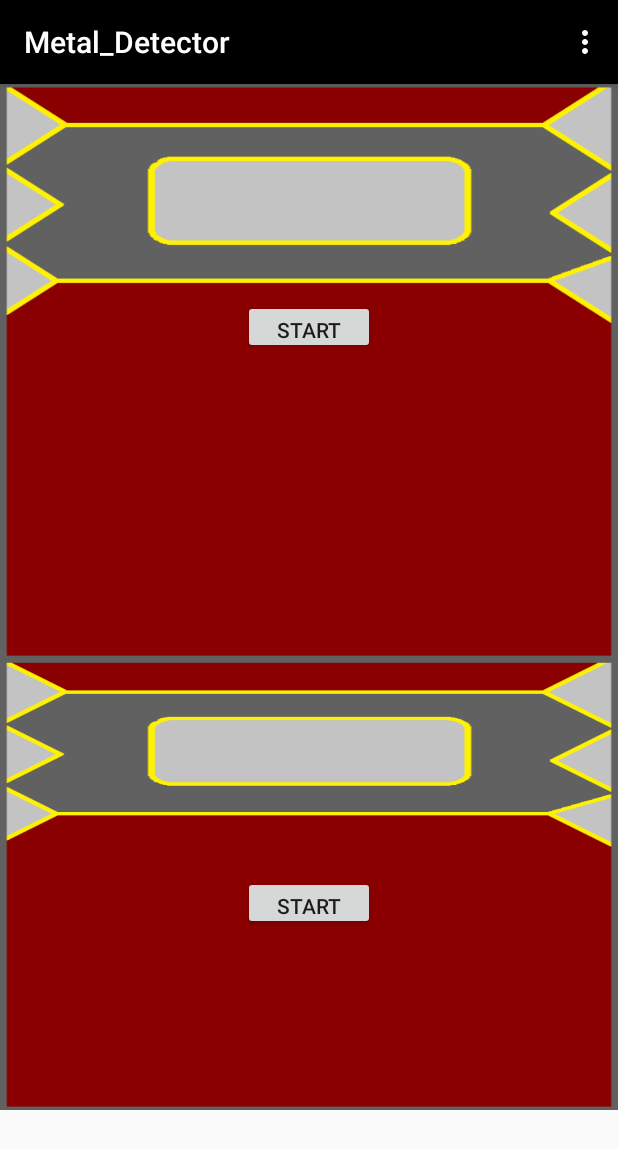
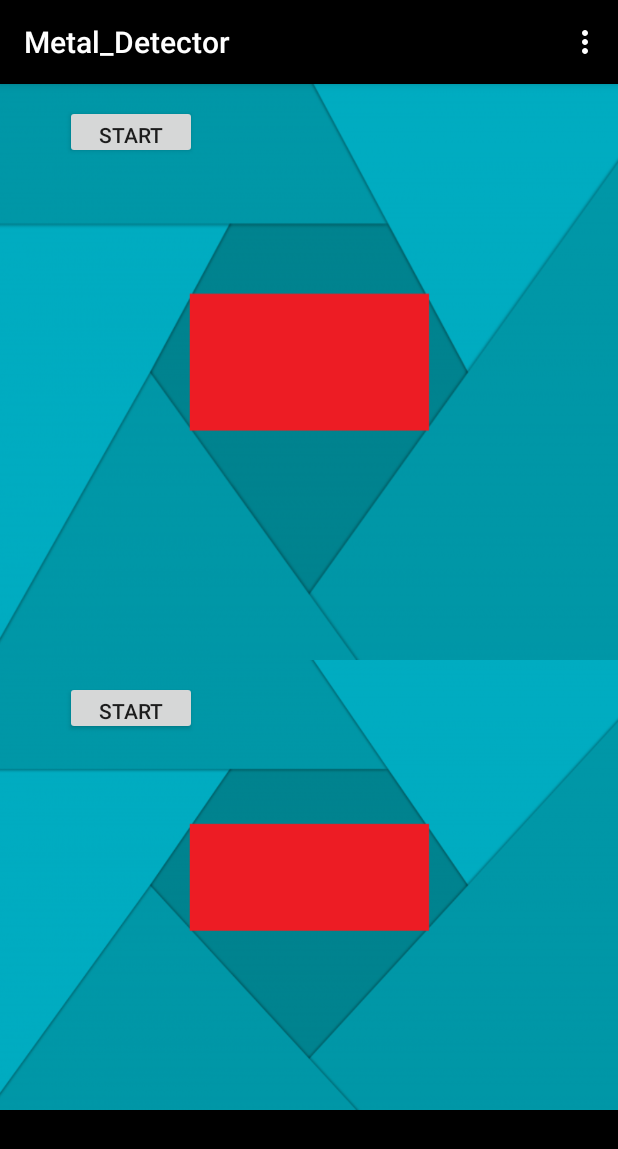
Before and after one commit to Ciravolo/Metal_Detector, an Android app: the fragment MesureFragment placed in its activity, on a phone screen of 412 x 824 dp. Shown: the top 1149 px of the screen. Run offline under Robolectric (Android 15) with nearby library versions, the phone set to English and light mode, and no system bars; libraries missing offline, so code that uses them is left out: com.github.mikephil.charting; plain views replace LineChart; 1 statement that could not run was skipped.

Commit message:
Rimossa la modalità landscape, modificato il background del frame 1

```diff
--- a/app/src/main/AndroidManifest.xml
+++ b/app/src/main/AndroidManifest.xml
@@ -11,6 +11,7 @@
         android:theme="@style/AppTheme">
         <activity
             android:name=".MainActivity"
+            android:screenOrientation="portrait"
             android:label="@string/app_name"
             android:theme="@style/AppTheme.NoActionBar">
             <intent-filter>
--- a/app/src/main/java/it/unipi/iet/metal_detector/MainActivity.java
+++ b/app/src/main/java/it/unipi/iet/metal_detector/MainActivity.java
@@ -1,7 +1,6 @@
 package it.unipi.iet.metal_detector;
 
 import android.content.Context;
-import android.content.res.Configuration;
 import android.hardware.Sensor;
 import android.hardware.SensorEvent;
 import android.hardware.SensorEventListener;
@@ -15,7 +14,6 @@ import android.view.MenuItem;
 import android.view.View;
 import android.widget.Button;
 import android.widget.TextView;
-
 
 import com.github.mikephil.charting.charts.LineChart;
 import com.github.mikephil.charting.data.Entry;
@@ -75,20 +73,6 @@ public class MainActivity extends AppCompatActivity implements SensorEventListen
         time = 0;
         v = (Vibrator) getSystemService(Context.VIBRATOR_SERVICE);
     }
-
-   /* @Override
-    public void onConfigurationChanged(Configuration newConfig) {
-        super.onConfigurationChanged(newConfig);
-
-        //int orientation = this.getResources().getConfiguration().orientation;
-
-        if (newConfig.orientation == Configuration.ORIENTATION_PORTRAIT) {
-            setContentView(R.layout.activity_main);
-        } else if (newConfig.orientation == Configuration.ORIENTATION_LANDSCAPE) {
-            setContentView(R.layout.activity_main);
-        }
-
-    } */
 
     @Override
     public boolean onCreateOptionsMenu(Menu menu) {
--- a/app/src/main/res/layout-land/activity_main.xml
+++ /dev/null
@@ -1,43 +0,0 @@
-<RelativeLayout xmlns:android="http://schemas.android.com/apk/res/android"
-    xmlns:app="http://schemas.android.com/apk/res-auto"
-    android:orientation="horizontal"
-    android:layout_width="match_parent"
-    android:layout_height="match_parent">
-
-    <android.support.design.widget.AppBarLayout
-        android:layout_width="match_parent"
-        android:layout_height="wrap_content"
-        android:layout_alignParentStart="true"
-        android:layout_alignParentTop="true"
-        android:theme="@style/AppTheme.AppBarOverlay"
-        android:visibility="visible">
-
-        <android.support.v7.widget.Toolbar
-            android:id="@+id/toolbar"
-            android:layout_width="match_parent"
-            android:layout_height="?attr/actionBarSize"
-            android:background="@android:color/background_dark"
-            android:backgroundTint="@android:color/background_dark"
-            android:visibility="visible"
-            app:popupTheme="@style/AppTheme.PopupOverlay" />
-    </android.support.design.widget.AppBarLayout>
-
-    <fragment
-        android:id="@+id/index2"
-        class="it.unipi.iet.smp.smpfragment.MesureFragment"
-        android:layout_width="297dp"
-        android:layout_height="289dp"
-        android:layout_alignParentBottom="true"
-        android:layout_alignParentStart="true"
-        android:layout_weight="1" />
-
-    <fragment
-        android:id="@+id/chart2"
-        class="it.unipi.iet.smp.smpfragment.ChartFragment"
-        android:layout_width="295dp"
-        android:layout_height="260dp"
-        android:layout_alignParentEnd="true"
-        android:layout_alignParentTop="true"
-        android:layout_marginTop="51dp"
-        android:layout_weight="1" />
-</RelativeLayout>
--- a/app/src/main/res/layout/activity_main.xml
+++ b/app/src/main/res/layout/activity_main.xml
@@ -1,8 +1,9 @@
 <LinearLayout xmlns:android="http://schemas.android.com/apk/res/android"
     xmlns:app="http://schemas.android.com/apk/res-auto"
-    android:orientation="vertical"
     android:layout_width="match_parent"
-    android:layout_height="match_parent">
+    android:layout_height="match_parent"
+    android:background="@color/colorMesure"
+    android:orientation="vertical">
 
     <android.support.design.widget.AppBarLayout
         android:layout_width="match_parent"
@@ -19,17 +20,20 @@
             android:background="@android:color/background_dark"
             android:backgroundTint="@android:color/background_dark"
             android:visibility="visible"
-            app:popupTheme="@style/AppTheme.PopupOverlay"/>
-        </android.support.design.widget.AppBarLayout>
+            app:popupTheme="@style/AppTheme.PopupOverlay" />
+    </android.support.design.widget.AppBarLayout>
 
-    <fragment class="it.unipi.iet.smp.smpfragment.MesureFragment"
+    <fragment
         android:id="@+id/index"
-        android:layout_weight="1"
+        class="it.unipi.iet.smp.smpfragment.MesureFragment"
         android:layout_width="match_parent"
-        android:layout_height="match_parent" />
-    <fragment class="it.unipi.iet.smp.smpfragment.ChartFragment"
+        android:layout_height="match_parent"
+        android:layout_weight="1" />
+
+    <fragment
         android:id="@+id/chart"
-        android:layout_weight="1"
+        class="it.unipi.iet.smp.smpfragment.ChartFragment"
         android:layout_width="match_parent"
-        android:layout_height="match_parent" />
+        android:layout_height="match_parent"
+        android:layout_weight="1" />
 </LinearLayout>
--- a/app/src/main/res/layout/mesure_fragment.xml
+++ b/app/src/main/res/layout/mesure_fragment.xml
@@ -11,9 +11,10 @@
         android:id="@+id/button"
         android:layout_width="wrap_content"
         android:layout_height="36dp"
+        android:layout_alignParentStart="true"
         android:layout_alignParentTop="true"
-        android:layout_centerHorizontal="true"
-        android:layout_marginTop="144dp"
+        android:layout_marginStart="43dp"
+        android:layout_marginTop="14dp"
         android:text="Start" />
 
     <TextView
@@ -23,6 +24,6 @@
         android:layout_height="wrap_content"
         android:layout_alignParentTop="true"
         android:layout_centerHorizontal="true"
-        android:layout_marginTop="36dp"
+        android:layout_marginTop="122dp"
         android:text="" />
 </RelativeLayout>
```
Also changed, not shown: app/src/main/res/drawable/background.png, app/src/main/res/drawable/background_land.png (deleted).
